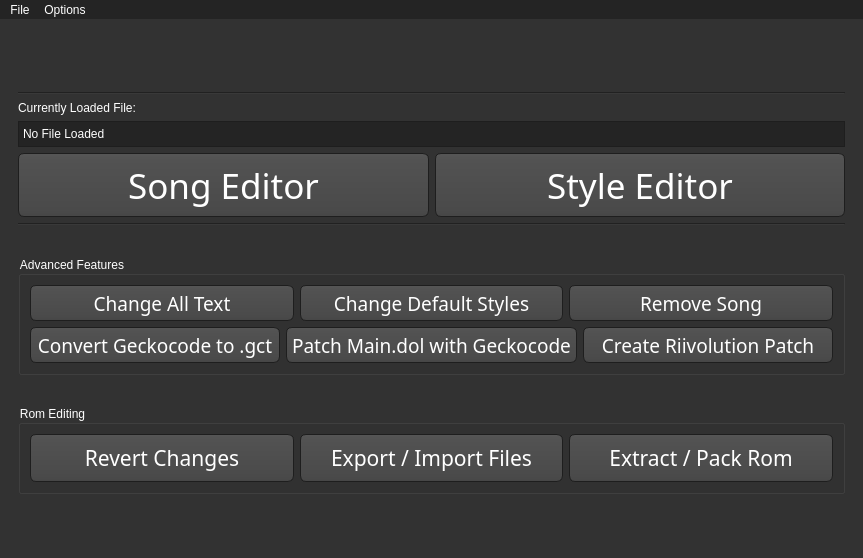
Before: the Qt Designer form WiiMusicPlus.ui in BenjaminHalko/WiiMusicEditorPlus, drawn with Qt 5.
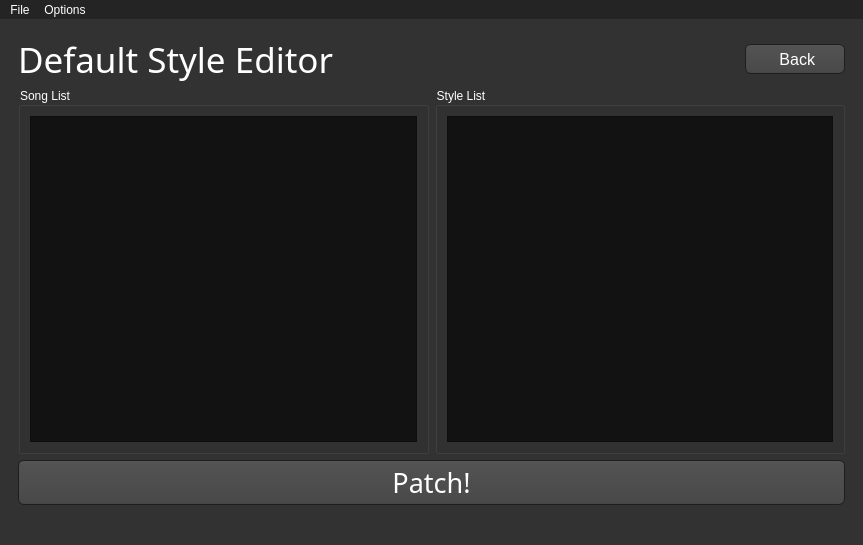
After: the same form once the commit is applied. The open tabs and pages were chosen to show the change. Icons and pictures are not drawn.

Commit message: Worked on Default Style Editor

Patch:
```diff
--- a/WiiMusicPlus.ui
+++ b/WiiMusicPlus.ui
@@ -7,7 +7,7 @@
     <x>0</x>
     <y>0</y>
     <width>863</width>
-    <height>558</height>
+    <height>545</height>
    </rect>
   </property>
   <property name="palette">
@@ -2653,6 +2653,98 @@
         </item>
        </layout>
       </widget>
+      <widget class="QWidget" name="DefaultStyleEditor">
+       <layout class="QVBoxLayout" name="verticalLayout_14">
+        <item>
+         <layout class="QHBoxLayout" name="DS_Title">
+          <item>
+           <widget class="QLabel" name="DS_Title_Label">
+            <property name="maximumSize">
+             <size>
+              <width>16777215</width>
+              <height>44</height>
+             </size>
+            </property>
+            <property name="font">
+             <font>
+              <family>Continuum Medium</family>
+              <pointsize>26</pointsize>
+             </font>
+            </property>
+            <property name="text">
+             <string>Default Style Editor</string>
+            </property>
+           </widget>
+          </item>
+          <item>
+           <widget class="QPushButton" name="DS_Back_Button">
+            <property name="maximumSize">
+             <size>
+              <width>100</width>
+              <height>30</height>
+             </size>
+            </property>
+            <property name="font">
+             <font>
+              <pointsize>12</pointsize>
+             </font>
+            </property>
+            <property name="text">
+             <string> Back</string>
+            </property>
+           </widget>
+          </item>
+         </layout>
+        </item>
+        <item>
+         <layout class="QHBoxLayout" name="DS_Lists">
+          <item>
+           <widget class="QGroupBox" name="DS_SongBox">
+            <property name="title">
+             <string>Song List</string>
+            </property>
+            <layout class="QVBoxLayout" name="verticalLayout_15">
+             <item>
+              <widget class="QListWidget" name="DS_Songs"/>
+             </item>
+            </layout>
+           </widget>
+          </item>
+          <item>
+           <widget class="QGroupBox" name="DS_StyleBox">
+            <property name="title">
+             <string>Style List</string>
+            </property>
+            <layout class="QVBoxLayout" name="verticalLayout_16">
+             <item>
+              <widget class="QListWidget" name="DS_Styles"/>
+             </item>
+            </layout>
+           </widget>
+          </item>
+         </layout>
+        </item>
+        <item>
+         <widget class="QPushButton" name="DS_Patch">
+          <property name="minimumSize">
+           <size>
+            <width>0</width>
+            <height>45</height>
+           </size>
+          </property>
+          <property name="font">
+           <font>
+            <family>Continuum Medium</family>
+            <pointsize>20</pointsize>
+           </font>
+          </property>
+          <property name="text">
+           <string>Patch!</string>
+          </property>
+         </widget>
+        </item>
+       </layout>
+      </widget>
      </widget>
     </item>
    </layout>
```
Left out of the diff: 85 changed lines with no effect on the pictures. The commit also changes 4 other files.
